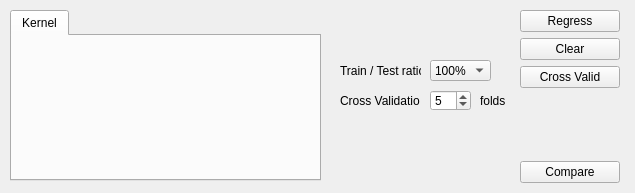
This is MLDemos/optsRegress.ui in b4silio/MLDemos as Qt 5 draws it before an edit. The edited form follows.
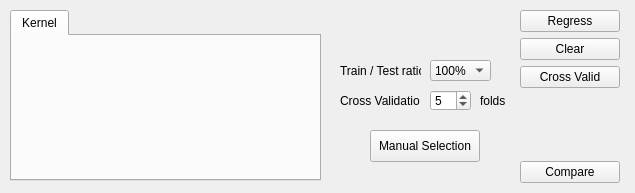
This is the edited form.

The edit to the form file:
```diff
--- a/MLDemos/optsRegress.ui
+++ b/MLDemos/optsRegress.ui
@@ -198,6 +198,27 @@
      <number>5</number>
     </property>
    </widget>
+   <widget class="QPushButton" name="manualTrainButton">
+    <property name="geometry">
+     <rect>
+      <x>40</x>
+      <y>120</y>
+      <width>110</width>
+      <height>32</height>
+     </rect>
+    </property>
+    <property name="font">
+     <font>
+      <pointsize>9</pointsize>
+     </font>
+    </property>
+    <property name="text">
+     <string>Manual Selection</string>
+    </property>
+    <property name="checkable">
+     <bool>true</bool>
+    </property>
+   </widget>
   </widget>
   <widget class="QLabel" name="label_13">
    <property name="enabled">
```
